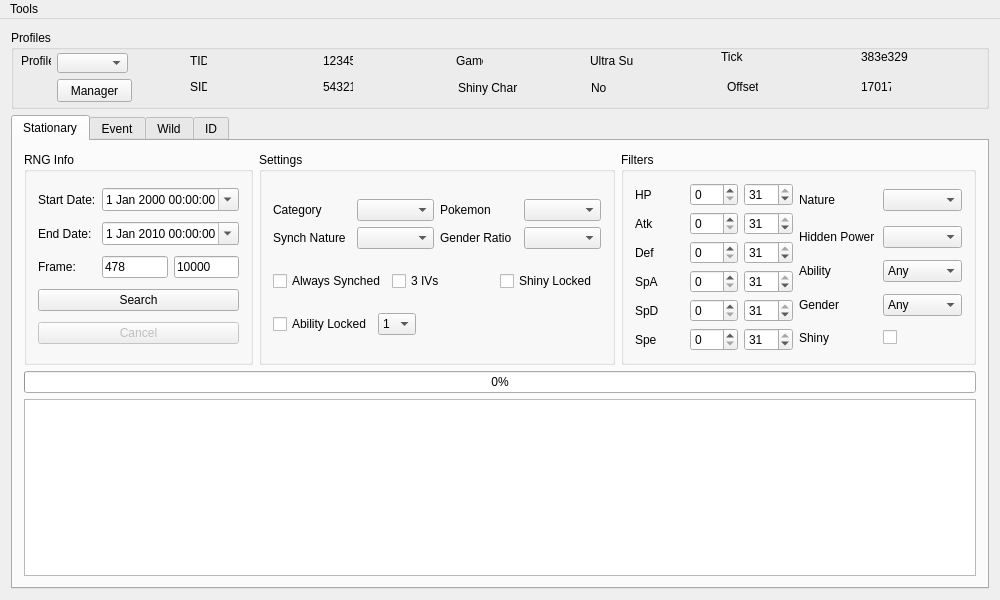
This is Forms/MainWindow.ui in PMArkive/Gen7TimeFinder as Qt 5 draws it before an edit. The edited form follows.
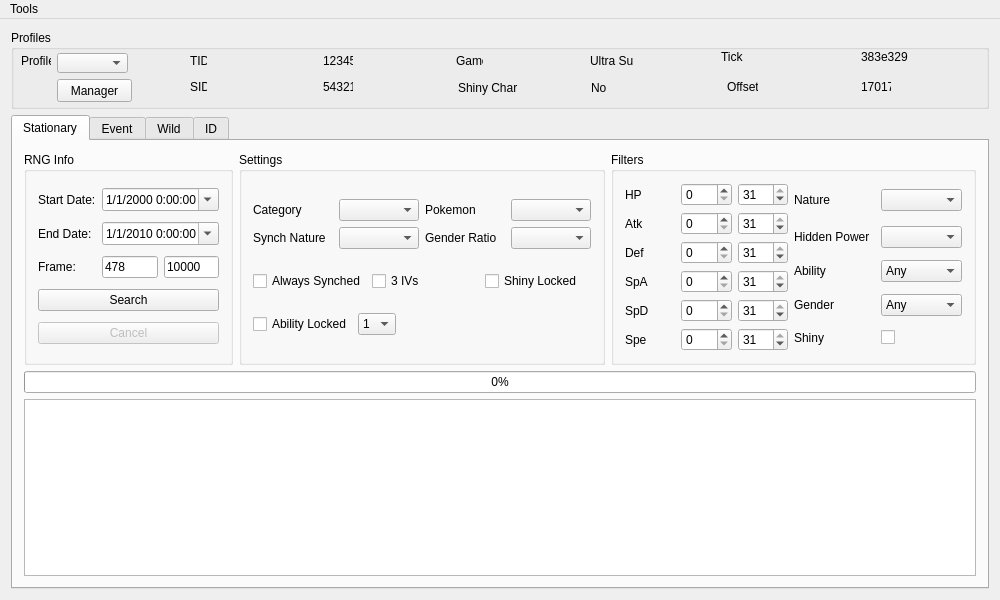
This is the edited form.

The edit to the form file:
```diff
--- a/Forms/MainWindow.ui
+++ b/Forms/MainWindow.ui
@@ -157,6 +157,9 @@
                <second>0</second>
               </time>
              </property>
+             <property name="displayFormat">
+              <string>M/d/yyyy H:mm:ss</string>
+             </property>
              <property name="calendarPopup">
               <bool>true</bool>
              </property>
@@ -239,6 +242,9 @@
                <second>0</second>
               </time>
              </property>
+             <property name="displayFormat">
+              <string>M/d/yyyy H:mm:ss</string>
+             </property>
              <property name="calendarPopup">
               <bool>true</bool>
              </property>
```
Left out of the diff: 12 changed lines with no effect on the pictures.
